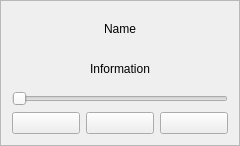
Old version of the form Main/RobotPoseQt/playresourceframe.ui in the repository krishauser/Klampt.
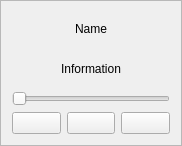
New version of the form. Icons and pictures are not drawn.

Commit message: added object posing and better robotpose UI

What changed in the file:
```diff
--- a/Main/RobotPoseQt/playresourceframe.ui
+++ b/Main/RobotPoseQt/playresourceframe.ui
@@ -6,7 +6,7 @@
    <rect>
     <x>0</x>
     <y>0</y>
-    <width>240</width>
+    <width>182</width>
     <height>146</height>
    </rect>
   </property>
```
Left out of the diff: 1 changed line with no effect on the pictures. The commit also changes 5 other files.
